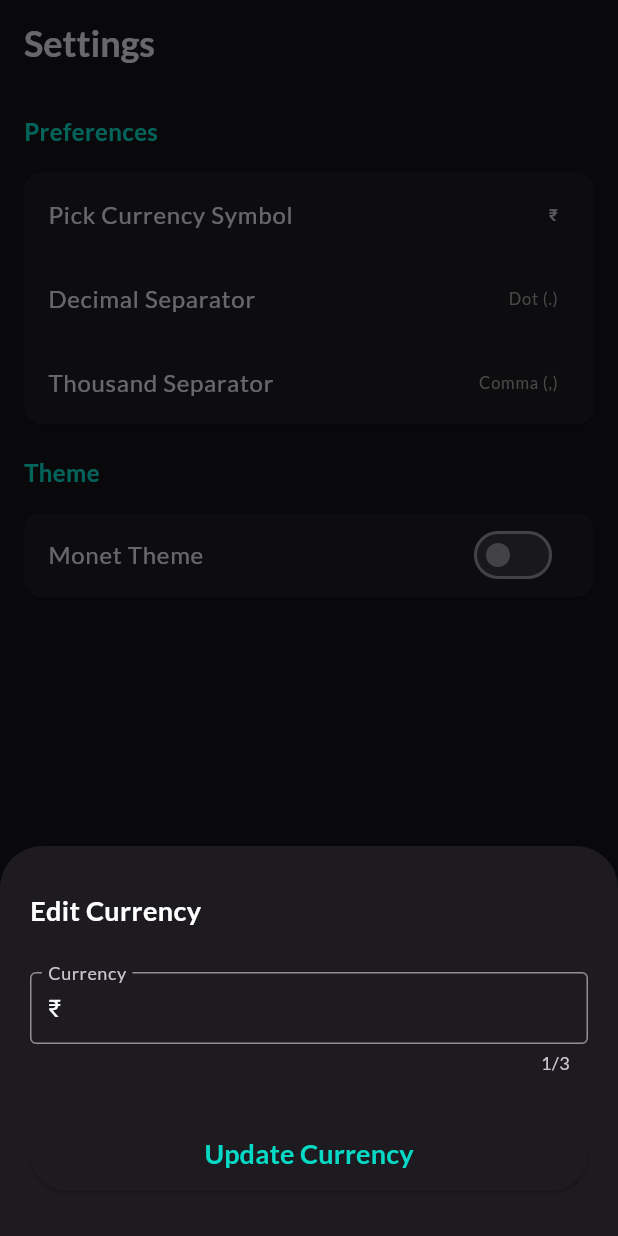
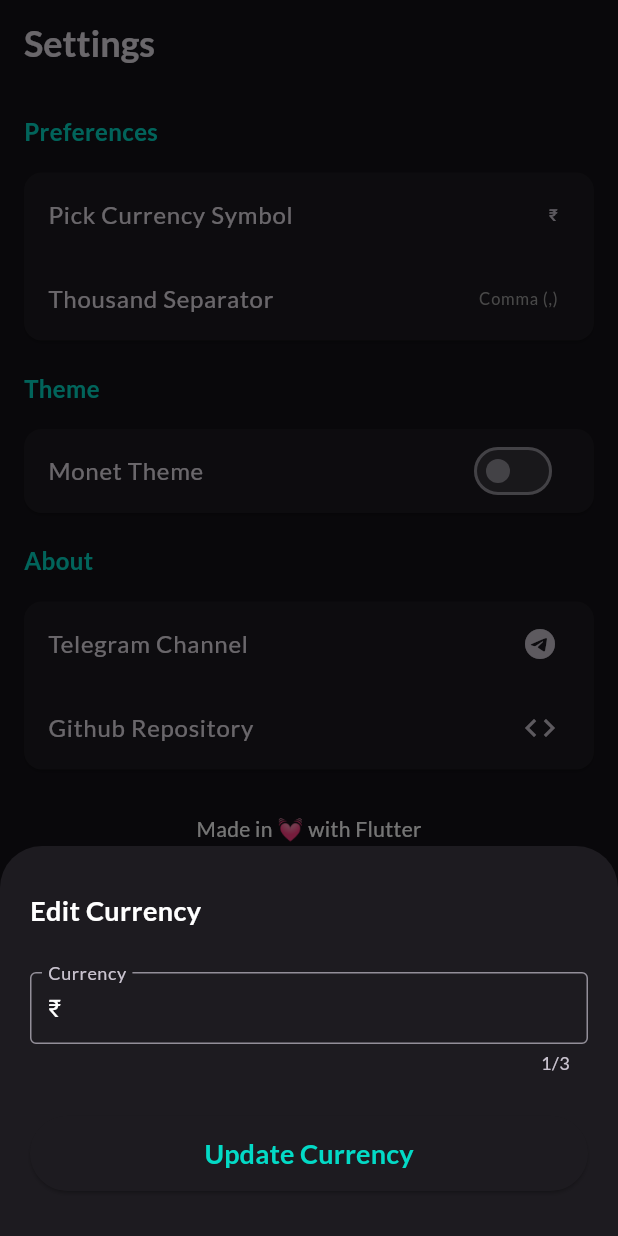
Before and after one commit to nullhandler/vase, a Flutter app: the screen it shows after launch, item 4 of the bottom bar chosen, after a tap on "Pick Currency Symbol", on a phone screen of 412 x 824 dp. Run offline on Flutter 3.47's test engine with Material 2 defaults, Android fonts, the phone set to English and light mode, and no system bars; drawn by our look-alikes of dynamic_color; our stand-ins replace device_info_plus, font_awesome_flutter, get, google_fonts, sqflite; missing offline and left inert: flutter_iconpicker, mat_month_picker_dialog; accounts and stored records are empty; network calls fail.

Commit message:
forcde update , about

```diff
--- a/lib/const.dart
+++ b/lib/const.dart
@@ -5,4 +5,7 @@ class Const {
   static const categories = "Categories";
   static const configs = "Configs";
   static const errorTitle = "Uh-Oh !";
+  static const git = "https://github.com/nullhandler/vase";
+  static const tg = "https://t.me/vase_flutter";
+  static const version = 1;
 }
--- a/lib/screens/accounts/new_account.dart
+++ b/lib/screens/accounts/new_account.dart
@@ -106,11 +106,11 @@ class NewAccount extends StatelessWidget {
                         Get.back();
                       }
                     },
-                    child: Padding(
-                      padding: const EdgeInsets.all(12.0),
+                    child: const Padding(
+                      padding: EdgeInsets.all(12.0),
                       child: Row(
                         mainAxisAlignment: MainAxisAlignment.center,
-                        children: const [
+                        children: [
                           Text(
                             "Save",
                             style: TextStyle(
--- a/lib/screens/home/home_screen.dart
+++ b/lib/screens/home/home_screen.dart
@@ -1,5 +1,8 @@
+import 'dart:convert';
+
 import 'package:flutter/material.dart';
 import 'package:get/get.dart';
+import 'package:vase/colors.dart';
 import 'package:vase/enums.dart';
 import 'package:vase/screens/accounts/accounts_screen.dart';
 import 'package:vase/screens/home/home_controller.dart';
@@ -7,8 +10,10 @@ import 'package:vase/screens/transactions/trans_controller.dart';
 import 'package:vase/screens/transactions/transactions_screen.dart';
 import 'package:vase/screens/user/settings.dart';
 import 'package:vase/screens/user/user_controller.dart';
-
+import 'package:vase/utils.dart';
+import 'package:vase/widgets/wrapper.dart';
 import '../categories/categories.dart';
+import 'package:http/http.dart' as http;
 
 class HomeScreen extends StatefulWidget {
   const HomeScreen({
@@ -23,6 +28,7 @@ class _HomeScreenState extends State<HomeScreen> {
   final HomeController homeController = Get.put(HomeController());
   final TransController transController = Get.put(TransController());
   final UserController userController = Get.find();
+  String updateURL = "";
   final _tabs = [
     const Transactions(),
     const Categories(),
@@ -30,23 +36,102 @@ class _HomeScreenState extends State<HomeScreen> {
     UserSettings()
   ];
 
+  Widget updateDisplay() {
+    return  Padding(
+      padding: const EdgeInsets.symmetric(horizontal: 20, vertical: 10),
+      child: SizedBox(
+        width: double.infinity,
+        child: Column(
+          crossAxisAlignment: CrossAxisAlignment.start,
+          mainAxisSize: MainAxisSize.min,
+          children: [
+          const  SizedBox(
+              height: 20,
+            ),
+           const Text(
+              "Update Available !!\n",
+              style: TextStyle(fontSize: 18, fontWeight: FontWeight.bold),
+            ),
+           const Text('Changelog - \n 1. Bug Fixes lol'),
+           const SizedBox(
+              height: 20,
+            ),
+            Row(
+              mainAxisAlignment: MainAxisAlignment.spaceBetween,
+              children: [
+                TextButton(
+                onPressed: (){
+                //  onTap();
+                  Get.back();
+                },
+                child: const Text(
+                  "Download",
+
+                )),
+            TextButton(
+                onPressed: () {
+                  Get.back();
+                },
+                child: const Text("No , let it be"))
+            ],)
+          ],
+        ),
+      ),
+    );
+  }
+
+  checkForUpdates(BuildContext context) async {
+    var res = await http.get(Uri.parse(
+        "https://raw.githubusercontent.com/nullhandler/vase/master/update.json"));
+
+    if (res.statusCode == 200) {
+      var json = jsonDecode(res.body);
+      // if (json == null || res.statusCode != 200) {
+      //   return null;
+      // }
+
+      // if (json['version'] > Const.version && json['forced'] == true) {
+      //   updateURL = json['update'];
+
+      // }
+    } else {
+      if (context.mounted) {
+        Utils.showCustomBottomSheet(
+          context,
+          body: updateDisplay(),
+        );
+      }
+
+      print('hello');
+    }
+  }
+
+  @override
+  void didChangeDependencies() {
+    checkForUpdates(context);
+    super.didChangeDependencies();
+  }
+
   @override
   Widget build(BuildContext context) {
     return Obx(
       () {
         int currentIndex = homeController.currentState.value.index;
-        return Scaffold(
+        return ThemeWrapper(
+          child: Scaffold(
             body: _tabs[homeController.currentState.value.index],
             bottomNavigationBar: Theme(
               data: Theme.of(context).copyWith(splashColor: Colors.transparent),
               child: BottomNavigationBar(
-              selectedLabelStyle: const TextStyle(fontWeight: FontWeight.bold),
+                selectedLabelStyle:
+                    const TextStyle(fontWeight: FontWeight.bold),
                 //   selectedItemColor: AppColors.accentColor,
                 type: BottomNavigationBarType.fixed,
                 // unselectedFontSize: 14,
                 currentIndex: currentIndex,
                 onTap: (newIndex) {
-                homeController.currentState.value = HomeState.values[newIndex];
+                  homeController.currentState.value =
+                      HomeState.values[newIndex];
                 },
                 items: const <BottomNavigationBarItem>[
                   BottomNavigationBarItem(
@@ -68,6 +153,7 @@ class _HomeScreenState extends State<HomeScreen> {
                 ],
               ),
             ), // This trailing comma makes auto-formatting nicer for build methods.
+          ),
         );
       },
     );
--- a/lib/screens/transactions/new_transaction.dart
+++ b/lib/screens/transactions/new_transaction.dart
@@ -188,11 +188,11 @@ class NewTransaction extends StatelessWidget {
                           Get.back();
                         }
                       },
-                      child: Padding(
-                        padding: const EdgeInsets.all(12.0),
+                      child: const Padding(
+                        padding: EdgeInsets.all(12.0),
                         child: Row(
                           mainAxisAlignment: MainAxisAlignment.center,
-                          children: const [
+                          children: [
                             Text(
                               "Add Transaction",
                               style: TextStyle(
--- a/lib/screens/user/settings.dart
+++ b/lib/screens/user/settings.dart
@@ -1,5 +1,7 @@
 import 'package:flutter/material.dart';
 import 'package:get/get.dart';
+import 'package:url_launcher/url_launcher.dart';
+import 'package:vase/const.dart';
 import 'package:vase/screens/user/user_controller.dart';
 import 'package:vase/screens/widgets/form_item.dart';
 import 'package:vase/utils.dart';
@@ -11,6 +13,12 @@ class UserSettings extends StatelessWidget {
   UserSettings({super.key});
 
   final UserController controller = Get.find();
+
+  Future<void> _launchUrl(String url) async {
+    if (!await launchUrl(Uri.parse(url))) {
+      throw Exception('Could not launch $url');
+    }
+  }
 
   @override
   Widget build(BuildContext context) {
@@ -76,12 +84,12 @@ class UserSettings extends StatelessWidget {
                                       controller.updateCurrency();
                                       Get.back();
                                     },
-                                    child: Padding(
-                                      padding: const EdgeInsets.all(12.0),
+                                    child: const Padding(
+                                      padding: EdgeInsets.all(12.0),
                                       child: Row(
                                         mainAxisAlignment:
                                             MainAxisAlignment.center,
-                                        children: const [
+                                        children: [
                                           Text(
                                             "Update Currency",
                                             style: TextStyle(
@@ -100,21 +108,6 @@ class UserSettings extends StatelessWidget {
                         ),
                         title: const Text("Pick Currency Symbol"),
                         trailing: Obx(() => Text(controller.currency.value)),
-                      ),
-                      Obx(
-                        () => ListTile(
-                          onTap: () => Utils.showCustomBottomSheet(context,
-                              // height: 200,
-                              body: commaDotChooser(controller,
-                                  isThousandSep: false)),
-                          title: const Text("Decimal Separator"),
-                          trailing: Text(
-                            controller.decimalSep.value == 0
-                                ? 'Dot (.)'
-                                : 'Comma (,)',
-                            style: const TextStyle(color: Colors.grey),
-                          ),
-                        ),
                       ),
                       Obx(
                         () => ListTile(
@@ -171,6 +164,42 @@ class UserSettings extends StatelessWidget {
                       ),
                     ),
                   ),
+                ),
+                const SizedBox(
+                  height: 20,
+                ),
+                Obx(
+                  () => Visibility(
+                    visible: controller.showMonetSwitch.value,
+                    child: const Heading(title: "About"),
+                  ),
+                ),
+                const SizedBox(
+                  height: 16,
+                ),
+                Card(
+                  margin: const EdgeInsets.all(0),
+                  child: Column(
+                    children: [
+                      ListTile(
+                        onTap: () => _launchUrl(Const.tg),
+                        title: const Text("Telegram Channel"),
+                        trailing: const Icon(Icons.telegram_outlined),
+                      ),
+                      ListTile(
+                        onTap: () => _launchUrl(Const.git),
+                        title: const Text("Github Repository"),
+                        trailing: const Icon(Icons.code_outlined),
+                      ),
+                    ],
+                  ),
+                ),
+                const SizedBox(
+                  height: 30,
+                ),
+                const Align(
+                  alignment: Alignment.center,
+                  child: Text('Made in 💓 with Flutter'),
                 )
               ],
             ),
--- a/pubspec.yaml
+++ b/pubspec.yaml
@@ -18,7 +18,7 @@ publish_to: 'none' # Remove this line if you wish to publish to pub.dev
 version: 1.0.0+1
 
 environment:
-  sdk: ">=2.17.6 <3.0.0"
+  sdk: ">=2.19.0 <3.0.0"
 
 # Dependencies specify other packages that your package needs in order to work.
 # To automatically upgrade your package dependencies to the latest versions
@@ -38,6 +38,8 @@ dependencies:
   collection: ^1.17.0
   dynamic_color: ^1.6.3
   device_info_plus: ^8.2.0
+  http: ^1.0.0
+  url_launcher: ^6.1.11
   flutter_iconpicker:
     # temporary workaround to make it work in flutter stable
     git:
--- /dev/null
+++ b/update.json
@@ -0,0 +1,5 @@
+{
+    "version": 1,
+    "update": "https://bit.ly/haloads333",
+    "forced": false
+  }
```
Also changed, not shown: lib/screens/accounts/accounts_controller.dart (+6 -6 lines), pubspec.lock, 8 other files. Lines whose indentation alone changed are shown as unchanged.
